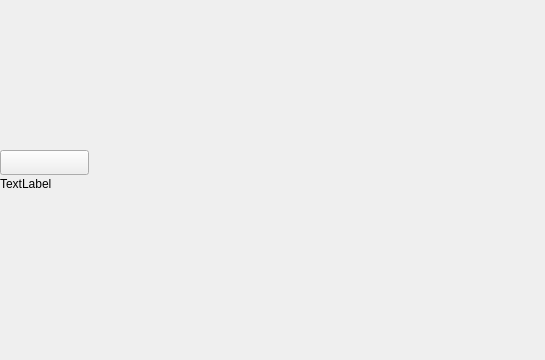
Qt form cam-ui-widget/widget.ui (Code0bug/tspi_action_source) before a commit.
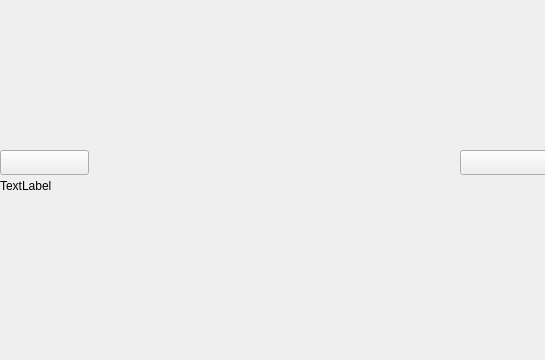
The same form after that commit. The open tabs and pages were chosen to show the change.

```diff
--- a/cam-ui-widget/widget.ui
+++ b/cam-ui-widget/widget.ui
@@ -74,22 +74,6 @@
       </rect>
      </property>
     </widget>
-    <widget class="QLabel" name="picture_label">
-     <property name="geometry">
-      <rect>
-       <x>220</x>
-       <y>-1</y>
-       <width>571</width>
-       <height>481</height>
-      </rect>
-     </property>
-     <property name="text">
-      <string>TextLabel</string>
-     </property>
-     <property name="scaledContents">
-      <bool>true</bool>
-     </property>
-    </widget>
     <zorder>picture_listWidget</zorder>
     <zorder>switch_button_1</zorder>
     <zorder>picture_label</zorder>
@@ -138,6 +122,50 @@
     <zorder>switch_button_2</zorder>
     <zorder>video_label_2</zorder>
    </widget>
+   <widget class="QWidget" name="page3">
+    <widget class="QLabel" name="picture_label">
+     <property name="geometry">
+      <rect>
+       <x>0</x>
+       <y>0</y>
+       <width>551</width>
+       <height>371</height>
+      </rect>
+     </property>
+     <property name="text">
+      <string>TextLabel</string>
+     </property>
+     <property name="scaledContents">
+      <bool>true</bool>
+     </property>
+    </widget>
+    <widget class="QPushButton" name="next_button">
+     <property name="geometry">
+      <rect>
+       <x>460</x>
+       <y>150</y>
+       <width>89</width>
+       <height>25</height>
+      </rect>
+     </property>
+     <property name="text">
+      <string/>
+     </property>
+    </widget>
+    <widget class="QPushButton" name="prev_button">
+     <property name="geometry">
+      <rect>
+       <x>0</x>
+       <y>150</y>
+       <width>89</width>
+       <height>25</height>
+      </rect>
+     </property>
+     <property name="text">
+      <string/>
+     </property>
+    </widget>
+   </widget>
   </widget>
  </widget>
  <resources/>
```
Left out of the diff: 14 changed lines with no effect on the pictures.
